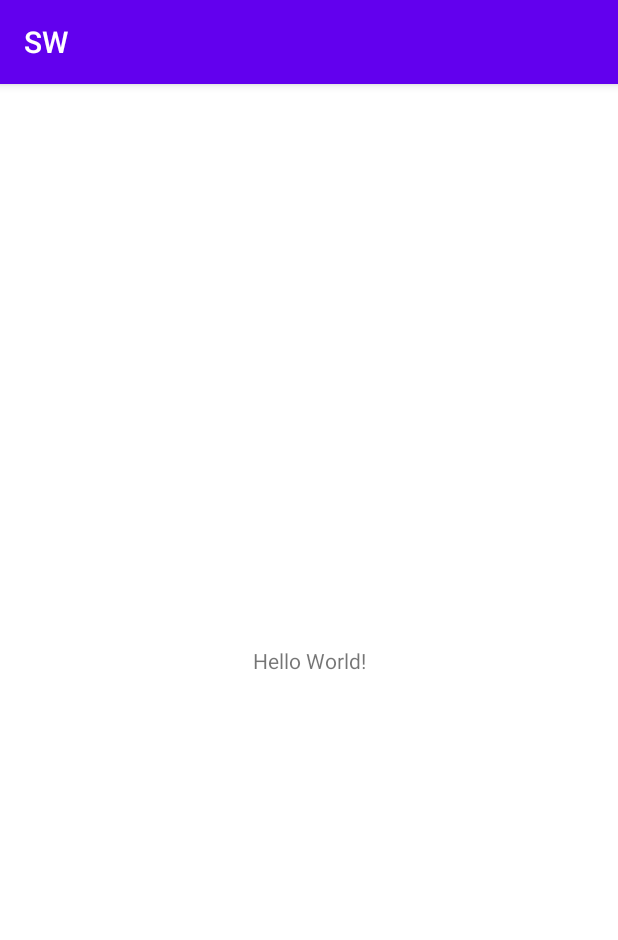
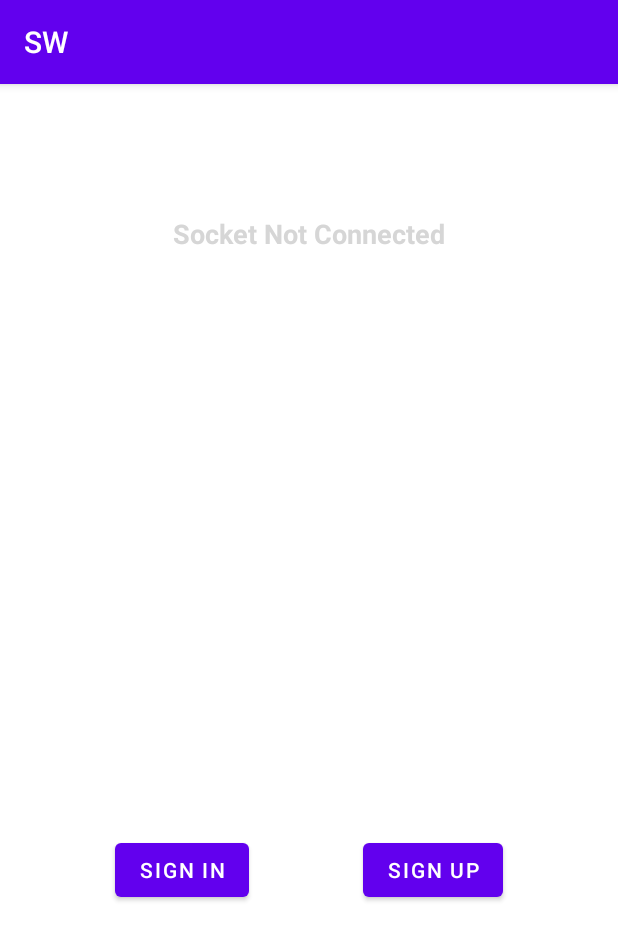
Before and after one commit to jsoh350/Computer_Network, an Android app: the screen it shows after launch (MainActivity), on a phone screen of 412 x 824 dp. Shown: the top 940 px of the screen. Run offline under Robolectric (Android 15) with nearby library versions, the phone set to English and light mode, and no system bars; our stand-ins replace EventBus.

Commit message:
test android tcp

```diff
--- a/Client/Android Project/app/build.gradle
+++ b/Client/Android Project/app/build.gradle
@@ -36,4 +36,5 @@ dependencies {
     testImplementation 'junit:junit:4.+'
     androidTestImplementation 'androidx.test.ext:junit:1.1.1'
     androidTestImplementation 'androidx.test.espresso:espresso-core:3.2.0'
+    implementation 'org.greenrobot:eventbus:3.1.1'
 }
--- a/Client/Android Project/app/src/main/java/com/example/sw/MainActivity.java
+++ b/Client/Android Project/app/src/main/java/com/example/sw/MainActivity.java
@@ -2,7 +2,17 @@ package com.example.sw;
 
 import androidx.appcompat.app.AppCompatActivity;
 
+import android.content.Intent;
+import android.content.SharedPreferences;
 import android.os.Bundle;
+import android.view.View;
+import android.widget.Button;
+import android.widget.TextView;
+
+import org.greenrobot.eventbus.EventBus;
+import org.greenrobot.eventbus.Subscribe;
+import org.greenrobot.eventbus.ThreadMode;
+
 
 public class MainActivity extends AppCompatActivity {
 
@@ -10,5 +20,68 @@ public class MainActivity extends AppCompatActivity {
     protected void onCreate(Bundle savedInstanceState) {
         super.onCreate(savedInstanceState);
         setContentView(R.layout.activity_main);
+        Button signin_btn = findViewById(R.id.toSignIn);
+        Button signup_btn = findViewById(R.id.toSignUp);
+        TextView status = findViewById(R.id.connect_state);
+        TextView welcome = findViewById(R.id.welcome);
+
+        SharedPreferences userInfo = getSharedPreferences("userInfo",MODE_PRIVATE);
+        String username = userInfo.getString("username","");
+        String password = userInfo.getString("password","");
+
+        if(username.equals("")){
+            signin_btn.setVisibility(View.VISIBLE);
+            signup_btn.setVisibility(View.VISIBLE);
+            welcome.setVisibility(View.GONE);
+        }else {
+            signin_btn.setVisibility(View.GONE);
+            signup_btn.setVisibility(View.GONE);
+            welcome.setVisibility(View.VISIBLE);
+            TcpClient.startClient(status);
+            EventBus.getDefault().post(new SendMessage("login"));
+            sleep();
+            EventBus.getDefault().post(new SendMessage(username));
+            sleep();
+            EventBus.getDefault().post(new SendMessage(password));
+            welcome.setText("Welcome "+username);
+        }
+        EventBus.getDefault().register(this);
+        startListen();
+    }
+
+    private void startListen(){
+        Button signin_btn = findViewById(R.id.toSignIn);
+        Button signup_btn = findViewById(R.id.toSignUp);
+
+        signin_btn.setOnClickListener(new View.OnClickListener() {
+            @Override
+            public void onClick(View v) {
+                Intent intent = new Intent(MainActivity.this, SignPage.class);
+                intent.putExtra("type","login");
+                startActivity(intent);
+            }
+        });
+
+        signup_btn.setOnClickListener(new View.OnClickListener() {
+            @Override
+            public void onClick(View v) {
+                Intent intent = new Intent(MainActivity.this,SignPage.class);
+                intent.putExtra("type","sign up");
+                startActivity(intent);
+            }
+        });
+    }
+
+    @Subscribe(threadMode = ThreadMode.MAIN)
+    public void ShowResponse(ShowResponse messageEvent){
+        System.out.println(messageEvent.message);
+    }
+
+    private static void sleep(){
+        try{
+            Thread.currentThread().sleep(200);
+        } catch (InterruptedException e) {
+            e.printStackTrace();
+        }
     }
 }
--- a/Client/Android Project/app/src/main/res/layout/activity_main.xml
+++ b/Client/Android Project/app/src/main/res/layout/activity_main.xml
@@ -6,13 +6,46 @@
     android:layout_height="match_parent"
     tools:context=".MainActivity">
 
-    <TextView
+    <Button
+        android:id="@+id/toSignIn"
         android:layout_width="wrap_content"
         android:layout_height="wrap_content"
-        android:text="Hello World!"
-        app:layout_constraintBottom_toBottomOf="parent"
-        app:layout_constraintLeft_toLeftOf="parent"
-        app:layout_constraintRight_toRightOf="parent"
+        android:layout_marginTop="500dp"
+        android:text="@string/sign_in"
+        app:layout_constraintEnd_toStartOf="@+id/toSignUp"
+        app:layout_constraintStart_toStartOf="parent"
+        app:layout_constraintTop_toTopOf="parent"
+        tools:ignore="UnknownId" />
+
+    <Button
+        android:id="@+id/toSignUp"
+        android:layout_width="wrap_content"
+        android:layout_height="wrap_content"
+        android:layout_marginTop="500dp"
+        android:text="@string/sign_up"
+        app:layout_constraintEnd_toEndOf="parent"
+        app:layout_constraintStart_toEndOf="@+id/toSignIn"
         app:layout_constraintTop_toTopOf="parent" />
 
+    <TextView
+        android:id="@+id/connect_state"
+        android:layout_width="wrap_content"
+        android:layout_height="wrap_content"
+        android:layout_marginTop="87dp"
+        android:text="@string/socket_not_connected"
+        android:textColor="@color/offline"
+        android:textSize="18sp"
+        android:textStyle="bold"
+        app:layout_constraintEnd_toEndOf="parent"
+        app:layout_constraintStart_toStartOf="parent"
+        app:layout_constraintTop_toTopOf="parent" />
+
+    <TextView
+        android:id="@+id/welcome"
+        android:layout_width="wrap_content"
+        android:layout_height="wrap_content"
+        android:layout_marginTop="16dp"
+        app:layout_constraintEnd_toEndOf="parent"
+        app:layout_constraintStart_toStartOf="parent"
+        app:layout_constraintTop_toBottomOf="@+id/connect_state" />
 </androidx.constraintlayout.widget.ConstraintLayout>
--- a/Client/Android Project/app/src/main/res/values/colors.xml
+++ b/Client/Android Project/app/src/main/res/values/colors.xml
@@ -7,4 +7,7 @@
     <color name="teal_700">#FF018786</color>
     <color name="black">#FF000000</color>
     <color name="white">#FFFFFFFF</color>
+    <color name="online">#9DCC6B</color>
+    <color name="offline">#d6d6d6</color>
+    <color name="wrong">#E84034</color>
 </resources>
--- a/Client/Android Project/app/src/main/res/values/strings.xml
+++ b/Client/Android Project/app/src/main/res/values/strings.xml
@@ -1,3 +1,8 @@
 <resources>
     <string name="app_name">SW</string>
+    <string name="sign_in">Sign In</string>
+    <string name="sign_up">Sign Up</string>
+    <string name="sign_out">Sign Out</string>
+    <string name="socket_not_connected">Socket Not Connected</string>
+    <string name="socket_connected">Socket Connected</string>
 </resources>
--- a/Client/Android Project/build.gradle
+++ b/Client/Android Project/build.gradle
@@ -5,7 +5,7 @@ buildscript {
         jcenter()
     }
     dependencies {
-        classpath "com.android.tools.build:gradle:4.1.0"
+        classpath 'com.android.tools.build:gradle:4.1.1'
 
         // NOTE: Do not place your application dependencies here; they belong
         // in the individual module build.gradle files
```
Also changed, not shown: Client/Android Project/app/src/main/AndroidManifest.xml (+7 -0 lines), Client/Android Project/app/src/main/java/com/example/sw/MD5Utils.java (added, +25 -0 lines), Client/Android Project/app/src/main/java/com/example/sw/SendMessage.java (added, +13 -0 lines), Client/Android Project/app/src/main/java/com/example/sw/ShowResponse.java (added, +13 -0 lines), Client/Android Project/app/src/main/java/com/example/sw/SignPage.java (added, +94 -0 lines), Client/Android Project/app/src/main/java/com/example/sw/TcpClient.java (added, +83 -0 lines), Client/Android Project/app/src/main/res/layout/log_page.xml (added, +90 -0 lines), Client/Android Project/gradle/wrapper/gradle-wrapper.properties, 1 other file.
